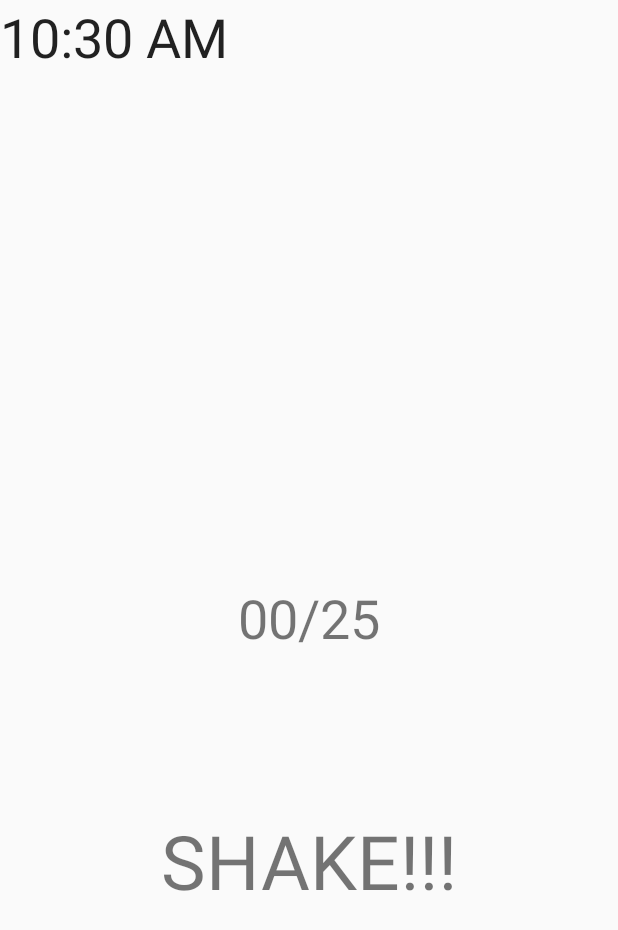
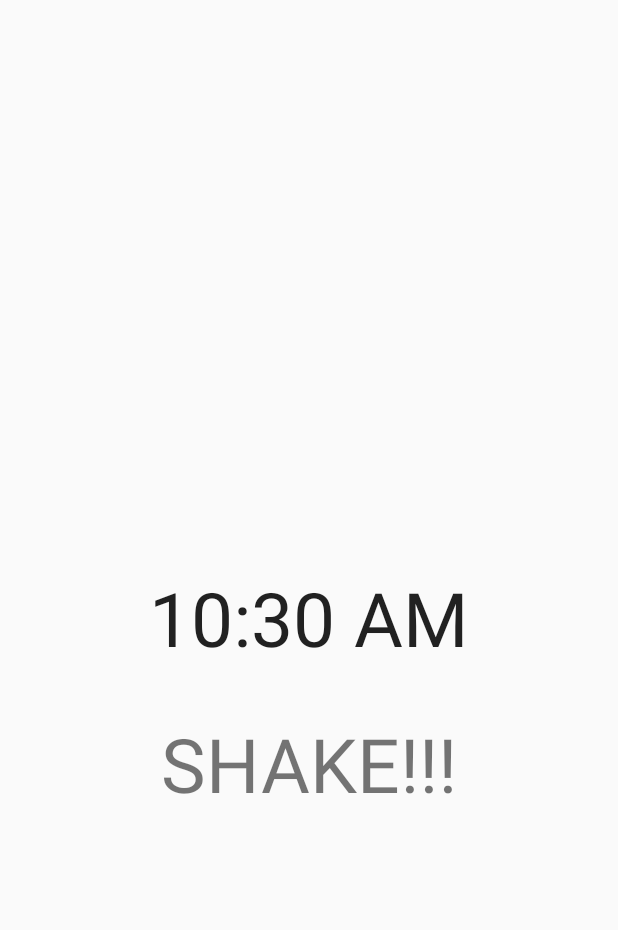
Before and after one commit to mikeserato/AlarmCock, an Android app: the AlarmActivity screen opened directly, with no data from a screen before it, on a phone screen of 412 x 824 dp. Shown: the top 930 px of the screen. Run offline under Robolectric (Android 15) with nearby library versions, the phone set to English and light mode, and no system bars.

```diff
--- a/AlarmCock/app/src/main/java/com/app/alarmcock/AlarmActivity.java
+++ b/AlarmCock/app/src/main/java/com/app/alarmcock/AlarmActivity.java
@@ -36,6 +36,7 @@ public class AlarmActivity extends Activity implements SensorEventListener{
         this.requestWindowFeature(Window.FEATURE_NO_TITLE);
         this.getWindow().setFlags(WindowManager.LayoutParams.FLAG_FULLSCREEN,
                 WindowManager.LayoutParams.FLAG_FULLSCREEN);
+
         setContentView(R.layout.activity_alarm_shake);
 
         playSound(this, getAlarmUri());
--- a/AlarmCock/app/src/main/res/layout/activity_alarm_shake.xml
+++ b/AlarmCock/app/src/main/res/layout/activity_alarm_shake.xml
@@ -5,31 +5,22 @@
     android:layout_height="match_parent">
 
     <TextView
-        android:id="@+id/counter"
-        android:layout_width="wrap_content"
-        android:layout_height="wrap_content"
-        android:layout_centerHorizontal="true"
-        android:layout_centerVertical="true"
-        android:text="00/25"
-        android:textSize="36sp" />
-
-    <TextView
         android:id="@+id/shake"
         android:layout_width="wrap_content"
         android:layout_height="wrap_content"
-        android:layout_below="@+id/counter"
-        android:layout_centerHorizontal="true"
-        android:layout_marginTop="104dp"
         android:text="@string/shake"
         android:textAllCaps="true"
-        android:textSize="50sp" />
+        android:textSize="50sp"
+        android:layout_below="@+id/textClock2"
+        android:layout_centerHorizontal="true"
+        android:layout_marginTop="30dp" />
 
     <TextClock
         android:id="@+id/textClock2"
         android:layout_width="wrap_content"
         android:layout_height="wrap_content"
-        android:layout_alignParentStart="true"
-        android:layout_alignParentTop="true"
-        android:textSize="36sp" />
+        android:layout_centerHorizontal="true"
+        android:layout_centerVertical="true"
+        android:textSize="50sp" />
 
 </RelativeLayout>
```
